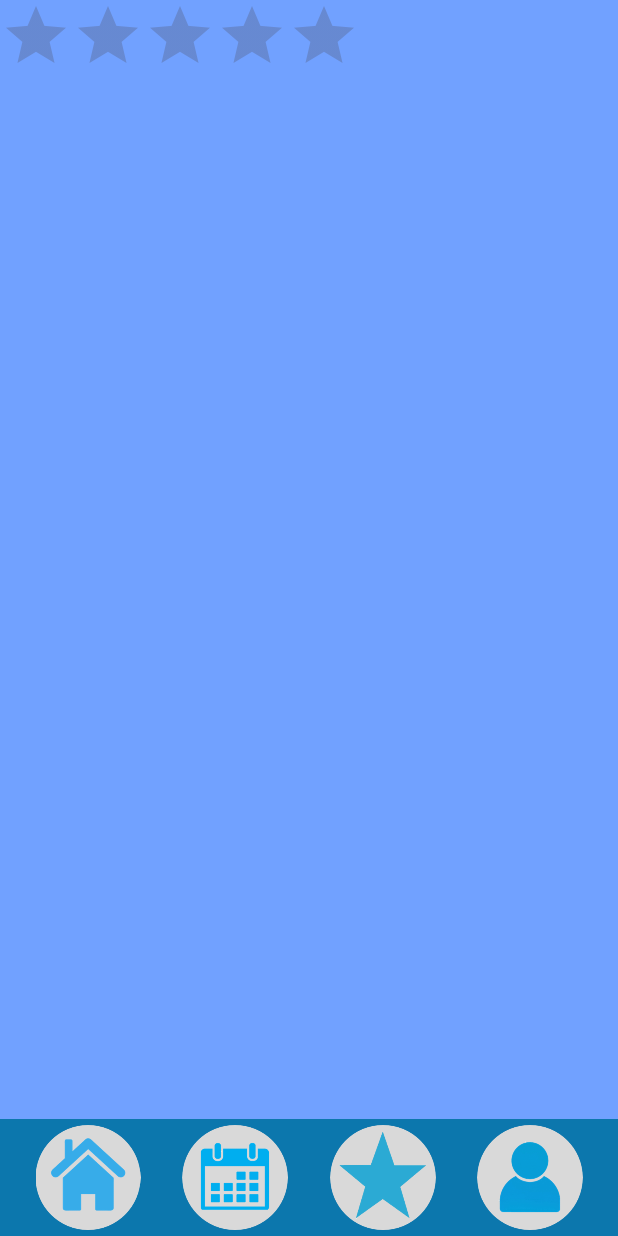
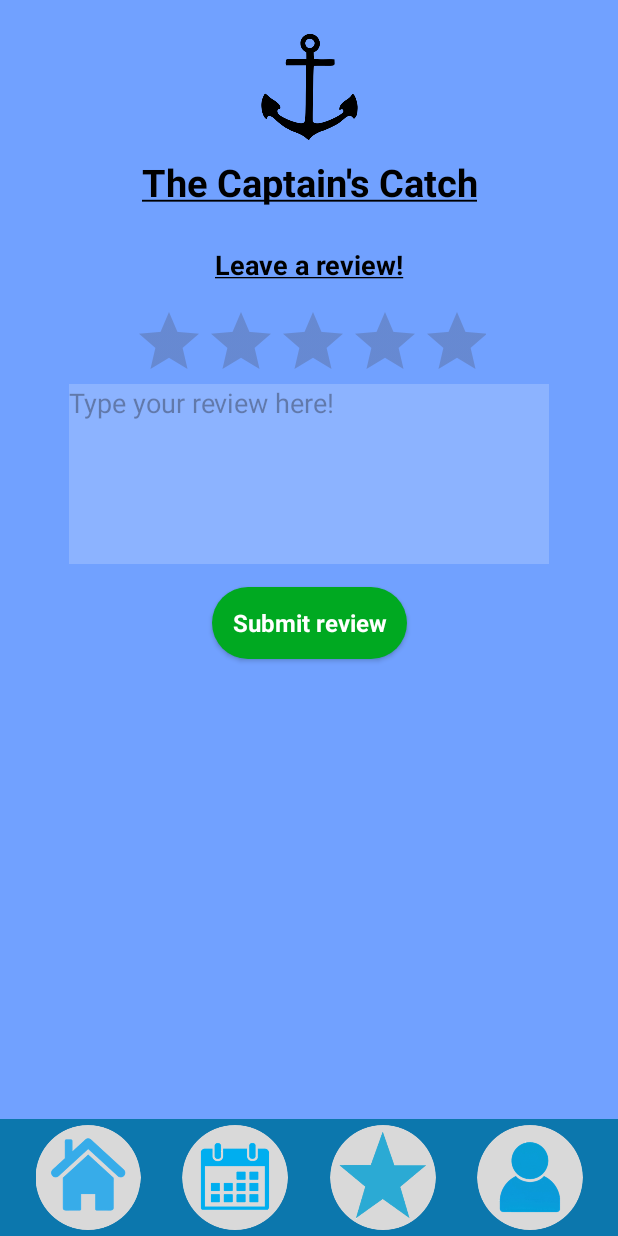
Before and after one commit to elij35/CaptainsCatch, an Android app: the Reviews screen opened directly, with no data from a screen before it, on a phone screen of 412 x 824 dp. Run offline under Robolectric (Android 15) with nearby library versions, the phone set to English and light mode, and no system bars.

Commit message:
Reviews design finished

```diff
--- a/app/src/main/res/layout/reviews.xml
+++ b/app/src/main/res/layout/reviews.xml
@@ -6,12 +6,81 @@
     android:layout_height="match_parent"
     tools:context=".Reviews">
 
+    <ImageView
+        android:id="@+id/anchor_logo"
+        android:layout_width="74dp"
+        android:layout_height="92dp"
+        android:layout_marginTop="12dp"
+        android:contentDescription="@string/image_description"
+        app:layout_constraintEnd_toEndOf="parent"
+        app:layout_constraintStart_toStartOf="parent"
+        app:layout_constraintTop_toTopOf="parent"
+        app:srcCompat="@drawable/anchor" />
+
+    <TextView
+        android:id="@+id/app_name"
+        android:layout_width="wrap_content"
+        android:layout_height="wrap_content"
+        android:text="@string/app_name"
+        android:textAlignment="center"
+        android:textColor="@color/black"
+        android:textSize="25sp"
+        android:textStyle="bold"
+        app:layout_constraintEnd_toEndOf="parent"
+        app:layout_constraintStart_toStartOf="parent"
+        app:layout_constraintTop_toBottomOf="@+id/anchor_logo" />
+
+    <TextView
+        android:id="@+id/reviews"
+        android:layout_width="wrap_content"
+        android:layout_height="wrap_content"
+        android:layout_marginTop="25dp"
+        android:text="@string/reviews"
+        android:textAlignment="center"
+        android:textColor="@color/black"
+        android:textSize="18sp"
+        android:textStyle="bold"
+        app:layout_constraintEnd_toEndOf="parent"
+        app:layout_constraintStart_toStartOf="parent"
+        app:layout_constraintTop_toBottomOf="@+id/app_name" />
+
     <RatingBar
         android:id="@+id/ratingBar"
-        android:layout_width="wrap_content"
-        android:layout_height="wrap_content"
-        tools:layout_editor_absoluteX="63dp"
-        tools:layout_editor_absoluteY="160dp" />
+        android:layout_width="235dp"
+        android:layout_height="44dp"
+        android:layout_marginTop="15dp"
+        app:layout_constraintEnd_toEndOf="parent"
+        app:layout_constraintHorizontal_bias="0.5"
+        app:layout_constraintStart_toStartOf="parent"
+        app:layout_constraintTop_toBottomOf="@+id/reviews" />
+
+    <EditText
+        android:id="@+id/review_input_box"
+        android:layout_width="320dp"
+        android:layout_height="120dp"
+        android:layout_marginTop="8dp"
+        android:background="@color/white_text_box_background"
+        android:gravity="start"
+        android:hint="@string/type_review"
+        android:textColor="@color/black"
+        app:layout_constraintEnd_toEndOf="parent"
+        app:layout_constraintHorizontal_bias="0.5"
+        app:layout_constraintStart_toStartOf="parent"
+        app:layout_constraintTop_toBottomOf="@+id/ratingBar" />
+
+    <androidx.appcompat.widget.AppCompatButton
+        android:id="@+id/book_now_btn"
+        android:layout_width="130dp"
+        android:layout_height="48dp"
+        android:layout_marginTop="15dp"
+        android:background="@drawable/standard_button"
+        android:backgroundTint="@color/green"
+        android:text="@string/post_review"
+        android:textColor="@color/white"
+        app:layout_constraintEnd_toEndOf="parent"
+        app:layout_constraintHorizontal_bias="0.5"
+        app:layout_constraintStart_toStartOf="parent"
+        app:layout_constraintTop_toBottomOf="@+id/review_input_box" />
 
     <androidx.appcompat.widget.Toolbar
         android:id="@+id/toolbar"
@@ -82,4 +151,6 @@
         app:layout_constraintStart_toEndOf="@+id/reviews_icon"
         app:layout_constraintTop_toTopOf="@+id/toolbar"
         app:srcCompat="@drawable/profile" />
+
+
 </androidx.constraintlayout.widget.ConstraintLayout>
```
